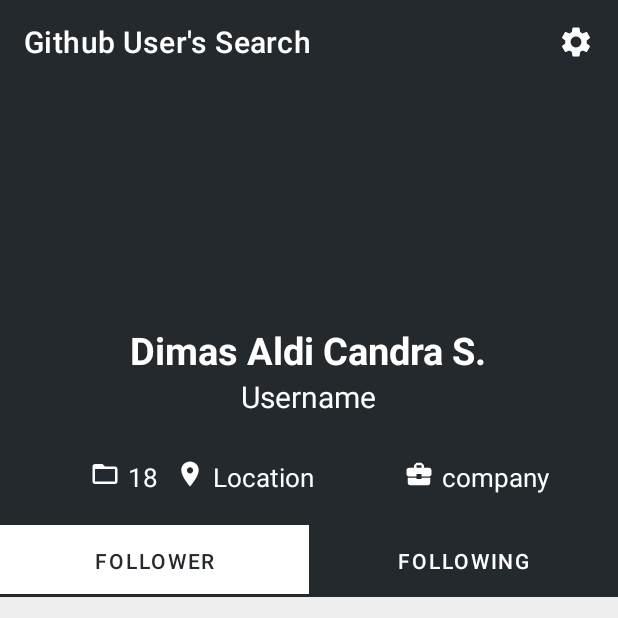
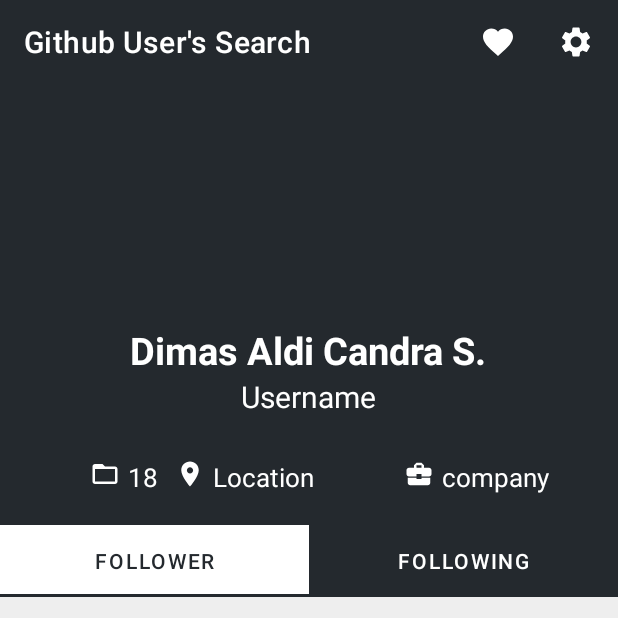
Before and after one commit to CandraJengger/GithubUserApp, an Android app: the UserActivity screen opened directly, with no data from a screen before it, on a phone screen of 412 x 824 dp, the top half of it. Run offline under Robolectric (Android 15) with nearby library versions, the phone set to English and light mode, and no system bars; our stand-ins replace CircleImageView; libraries missing offline, so code that uses them is left out: com.loopj.android, cz.msebera.android; pictures from the network do not load; 16 statements that could not run were skipped.

Commit message:
Creating FavotiteAvctivity and connecting with menu favorite

```diff
--- a/app/src/main/AndroidManifest.xml
+++ b/app/src/main/AndroidManifest.xml
@@ -14,9 +14,12 @@
         android:theme="@style/Theme.GithubUserApp"
         android:usesCleartextTraffic="true"
         tools:targetApi="m">
+        <activity android:name=".FavoriteActivity"></activity>
         <activity android:name=".MainActivity" />
         <activity android:name=".UserActivity" />
-        <activity android:name=".SplashActivity" android:theme="@style/SplashTheme">
+        <activity
+            android:name=".SplashActivity"
+            android:theme="@style/SplashTheme">
             <intent-filter>
                 <action android:name="android.intent.action.MAIN" />
 
--- a/app/src/main/res/drawable/ic_favorite.xml
+++ b/app/src/main/res/drawable/ic_favorite.xml
@@ -1,5 +1,5 @@
-<vector android:height="48dp" android:tint="#FFFFFF"
+<vector android:height="24dp" android:tint="#FFFFFF"
     android:viewportHeight="24" android:viewportWidth="24"
-    android:width="48dp" xmlns:android="http://schemas.android.com/apk/res/android">
+    android:width="24dp" xmlns:android="http://schemas.android.com/apk/res/android">
     <path android:fillColor="@android:color/white" android:pathData="M12,21.35l-1.45,-1.32C5.4,15.36 2,12.28 2,8.5 2,5.42 4.42,3 7.5,3c1.74,0 3.41,0.81 4.5,2.09C13.09,3.81 14.76,3 16.5,3 19.58,3 22,5.42 22,8.5c0,3.78 -3.4,6.86 -8.55,11.54L12,21.35z"/>
 </vector>
--- a/app/src/main/res/menu-v26/main_menu.xml
+++ b/app/src/main/res/menu-v26/main_menu.xml
@@ -1,10 +1,19 @@
 <?xml version="1.0" encoding="utf-8"?>
 <menu xmlns:android="http://schemas.android.com/apk/res/android"
     xmlns:app="http://schemas.android.com/apk/res-auto">
+    <group android:menuCategory="container">
         <item
             android:icon="@drawable/ic_baseline_settings"
             android:iconTint="@color/white"
             android:id="@+id/action_change_settings"
             android:title="@string/change_language_settings"
             app:showAsAction="never" />
+        <item
+            android:icon="@drawable/ic_favorite"
+            android:id="@+id/favorite_page"
+            android:title="@string/favorite_page"
+            app:showAsAction="always"/>
+
+    </group>
+
 </menu>
--- a/app/src/main/res/menu/main_menu.xml
+++ b/app/src/main/res/menu/main_menu.xml
@@ -11,7 +11,8 @@
         <item
             android:icon="@drawable/ic_favorite"
             android:id="@+id/favorite_page"
-            android:title="@string/favorite_page" />
+            android:title="@string/favorite_page"
+            app:showAsAction="always"/>
 
     </group>
 </menu>
```
Also changed, not shown: app/src/main/java/com/jengger/githubuserapp/FavoriteActivity.kt (added, +11 -0 lines), app/src/main/java/com/jengger/githubuserapp/MainActivity.kt (+13 -4 lines), app/src/main/res/layout/activity_favorite.xml (added, +9 -0 lines). Lines whose indentation alone changed are shown as unchanged.
